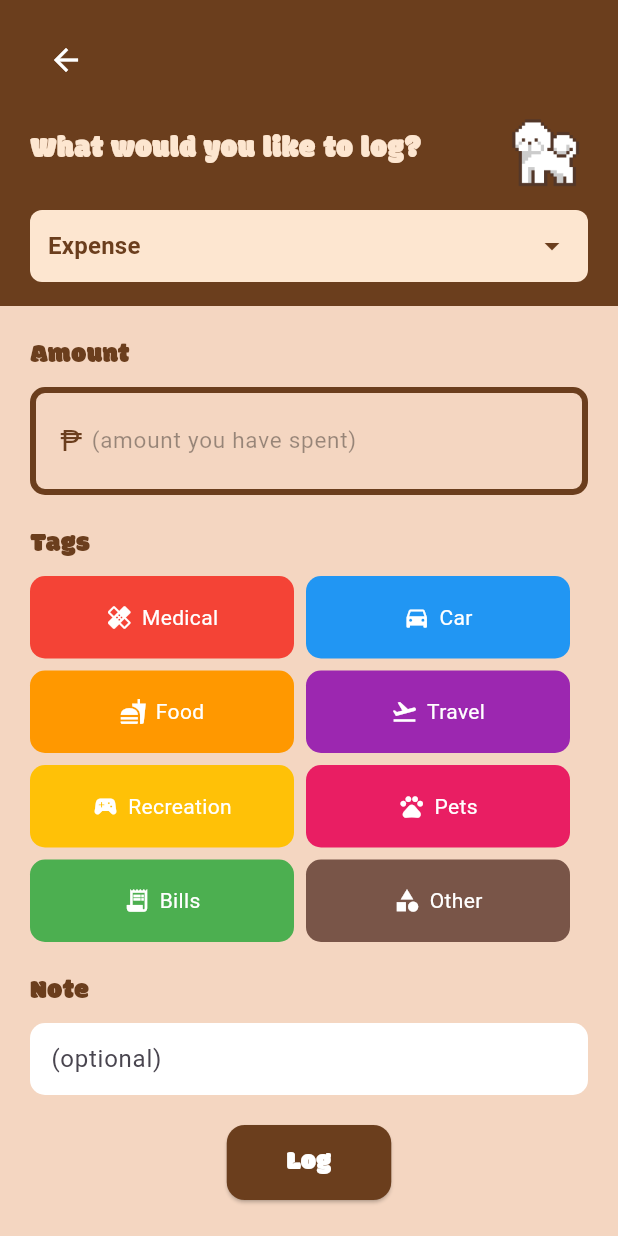
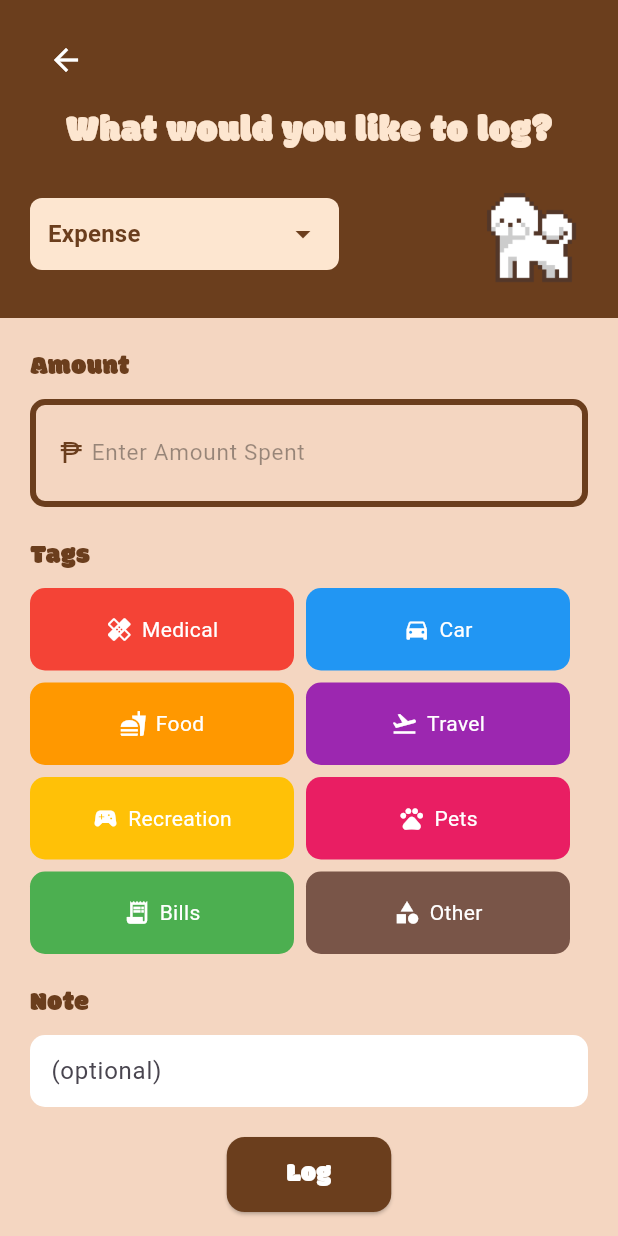
Before and after one commit to the34thempress/Budgipets, a Flutter app: the LogEntryPage screen opened by its route, on a phone screen of 412 x 824 dp. Run offline on Flutter 3.47's test engine with Material 3 defaults, Android fonts, the light colour scheme and no system bars; our stand-ins replace table_calendar; Roboto replaces fonts that are missing (PixelifySans-VariableFont_wght).

Commit message:
Small Tweak on allowance page

```diff
--- a/lib/screens/main_screens/allowance.dart
+++ b/lib/screens/main_screens/allowance.dart
@@ -32,22 +32,29 @@ class _LogEntryPageState extends State<LogEntryPage>
               child: Column(
                 crossAxisAlignment: CrossAxisAlignment.start,
                 children: [
-                  Row(
-                    mainAxisAlignment: MainAxisAlignment.spaceBetween,
+                  Column(
+  crossAxisAlignment: CrossAxisAlignment.center,
   children: [
+    // Title text
     const Text(
       "What would you like to log?",
       style: TextStyle(
         fontFamily: "Modak",
-                          fontSize: 20,
+        fontSize: 25,
         color: Color(0xFFFDE6D0),
       ),
     ),
-                      Image.asset("assets/images/pet.png", height: 60),
-                    ],
-                  ),
     const SizedBox(height: 10),
-                    Container(
+
+    // Row with dropdown + pet
+    Row(
+      mainAxisAlignment: MainAxisAlignment.spaceBetween,
+      crossAxisAlignment: CrossAxisAlignment.center,
+      children: [
+        // Dropdown half width
+        SizedBox(
+          width: MediaQuery.of(context).size.width * 0.5,
+          child: Container(
             decoration: BoxDecoration(
               color: const Color(0xFFFDE6D0),
               borderRadius: BorderRadius.circular(8),
@@ -58,8 +65,7 @@ class _LogEntryPageState extends State<LogEntryPage>
               dropdownColor: const Color(0xFFFDE6D0),
               isExpanded: true,
               underline: const SizedBox(),
-                        icon: const Icon(Icons.arrow_drop_down,
-                            color: Color(0xFF6B3E1D)),
+              icon: const Icon(Icons.arrow_drop_down, color: Color(0xFF6B3E1D)),
               items: ['Expense', 'Income']
                   .map((type) => DropdownMenuItem(
                         value: type,
@@ -79,6 +85,18 @@ class _LogEntryPageState extends State<LogEntryPage>
                 });
               },
             ),
+          ),
+        ),
+
+        // Pet image bigger
+        Image.asset(
+          "assets/images/pet.png",
+          height: 80,
+          fit: BoxFit.contain,
+        ),
+      ],
+    ),
+  ],
 ),
                   ],
                 ),
@@ -108,15 +126,14 @@ class _LogEntryPageState extends State<LogEntryPage>
                   width: double.infinity,
                   padding: const EdgeInsets.symmetric(horizontal: 16),
                   decoration: BoxDecoration(
-    color: const Color(0xFFF4D6C1), // same as page background
-    border: Border.all(color: const Color(0xFF6B3E1D), width: 4), // border
+                    color: const Color(0xFFF4D6C1),
+                    border: Border.all(color: const Color(0xFF6B3E1D), width: 4),
                     borderRadius: BorderRadius.circular(10),
                   ),
-  height: 72, // fixed height to match previous box
+                  height: 72,
                   child: Row(
                     crossAxisAlignment: CrossAxisAlignment.center,
                     children: [
-      // Peso sign
                       const Text(
                         "₱",
                         style: TextStyle(
@@ -126,7 +143,7 @@ class _LogEntryPageState extends State<LogEntryPage>
                         ),
                       ),
                       const SizedBox(width: 6),
-      // Editable input
+//Editable input
                   Expanded(
                     child: TextField(
                       controller: controller.amountController,
@@ -138,7 +155,7 @@ class _LogEntryPageState extends State<LogEntryPage>
                       ),
                       textAlign: TextAlign.left,
                       decoration: const InputDecoration(
-            hintText: "(amount you have spent)",
+                        hintText: "Enter Amount Spent",
                         hintStyle: TextStyle(
                           color: Colors.black38,
                           fontFamily: "PixelifySans-VariableFont_wght",
@@ -174,6 +191,8 @@ const SizedBox(height: 20),
                       },
                     ),
                     const SizedBox(height: 20),
+
+//note
                     const Text(
                       "Note",
                       style: TextStyle(
```
Lines whose indentation alone changed are shown as unchanged.
